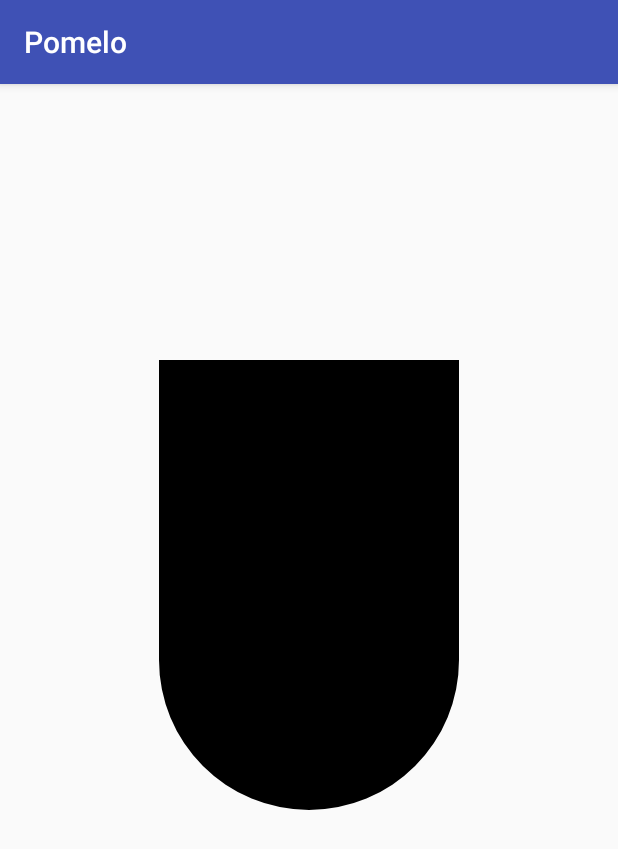
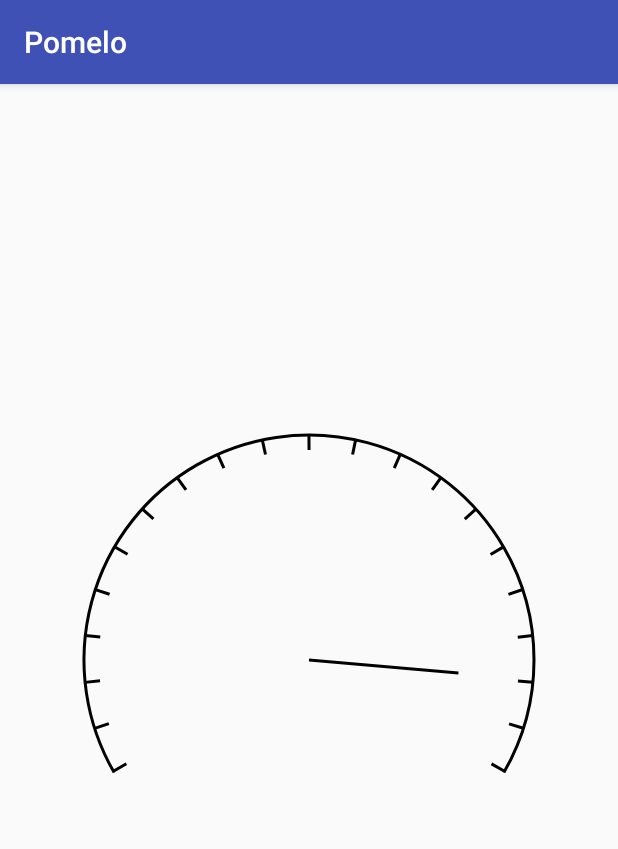
Before and after one commit to onebee/Pomelo, an Android app: the screen it shows after launch (MainActivity), on a phone screen of 412 x 824 dp. Shown: the top 849 px of the screen. Run offline under Robolectric (Android 15) with nearby library versions, the phone set to English and light mode, and no system bars.

Commit message:
add dashboard

```diff
--- a/app/build.gradle
+++ b/app/build.gradle
@@ -4,7 +4,7 @@ android {
     compileSdkVersion 28
     defaultConfig {
         applicationId "com.cheeath.pomelo"
-        minSdkVersion 19
+        minSdkVersion 21
         targetSdkVersion 28
         versionCode 1
         versionName "1.0"
--- a/app/src/main/java/com/cheeath/pomelo/view/Dashboard.java
+++ b/app/src/main/java/com/cheeath/pomelo/view/Dashboard.java
@@ -4,18 +4,35 @@ import android.content.Context;
 import android.graphics.Canvas;
 import android.graphics.Paint;
 import android.graphics.Path;
+import android.graphics.PathDashPathEffect;
+import android.graphics.PathEffect;
+import android.graphics.PathMeasure;
 import android.support.annotation.Nullable;
 import android.util.AttributeSet;
 import android.view.View;
+
+import com.cheeath.pomelo.Utils;
 
 public class Dashboard extends View {
 
     Paint paint = new Paint(Paint.ANTI_ALIAS_FLAG);
     Path path = new Path();
+    private static float RADIUS = Utils.dp2px(150);
+    private static int ANGLE = 120;
+    private static final float LENGTH = Utils.dp2px(100);
+
+    private PathEffect effect;
+    Path dash = new Path();
 
     {
-        paint.setStyle(Paint.Style.FILL);
+        paint.setStyle(Paint.Style.STROKE);
+        paint.setStrokeWidth(Utils.dp2px(2));
+        dash.addRect(0,0,Utils.dp2px(2),Utils.dp2px(10),Path.Direction.CCW);
+        Path arc = new Path();
+        arc.addArc(getWidth() / 2 - RADIUS, getHeight() / 2 - RADIUS, getWidth() / 2 + RADIUS , getHeight() / 2 + RADIUS, 90 + ANGLE / 2, 360 - ANGLE);
 
+        PathMeasure pathMeasure = new PathMeasure(arc,false);
+        effect = new PathDashPathEffect(dash,(pathMeasure.getLength()-Utils.dp2px(2))/20,0,PathDashPathEffect.Style.ROTATE);
     }
 
     public Dashboard(Context context, @Nullable AttributeSet attrs) {
@@ -26,6 +43,22 @@ public class Dashboard extends View {
     protected void onDraw(Canvas canvas) {
         super.onDraw(canvas);
 
+        canvas.drawArc(getWidth() / 2 - RADIUS, getHeight() / 2 - RADIUS, getWidth() / 2 + RADIUS, getHeight() / 2 + RADIUS, ANGLE / 2 + 90, 360 - ANGLE, false, paint);
+
+        // 画刻度
+        paint.setPathEffect(effect);
+        canvas.drawArc(getWidth() / 2 - RADIUS, getHeight() / 2 - RADIUS, getWidth() / 2 + RADIUS, getHeight() / 2 + RADIUS, ANGLE / 2 + 90, 360 - ANGLE, false, paint);
+        paint.setPathEffect(null);
+
+
+        //画指针 TODO : 坐标的计算
+        canvas.drawLine(getWidth()/2,getHeight()/2,
+                (float) Math.cos(Math.toRadians(5))*LENGTH + getWidth()/2,
+                (float) Math.sin(Math.toRadians(5))*LENGTH + getHeight()/2,paint
+                );
+
+
+
     }
 
     @Override
--- a/app/src/main/res/layout/activity_main.xml
+++ b/app/src/main/res/layout/activity_main.xml
@@ -6,9 +6,9 @@
     android:layout_height="match_parent"
     tools:context=".MainActivity">
 
-    <com.cheeath.pomelo.view.TestView
-        android:layout_width="wrap_content"
-        android:layout_height="wrap_content"
+    <com.cheeath.pomelo.view.Dashboard
+        android:layout_width="match_parent"
+        android:layout_height="match_parent"
         android:text="Hello World!"
         app:layout_constraintBottom_toBottomOf="parent"
         app:layout_constraintLeft_toLeftOf="parent"
--- a/build.gradle
+++ b/build.gradle
@@ -7,7 +7,7 @@ buildscript {
         jcenter()
     }
     dependencies {
-        classpath 'com.android.tools.build:gradle:3.1.4'
+        classpath 'com.android.tools.build:gradle:3.2.1'
 
 
         // NOTE: Do not place your application dependencies here; they belong
```
Also changed, not shown: gradle/wrapper/gradle-wrapper.properties.
